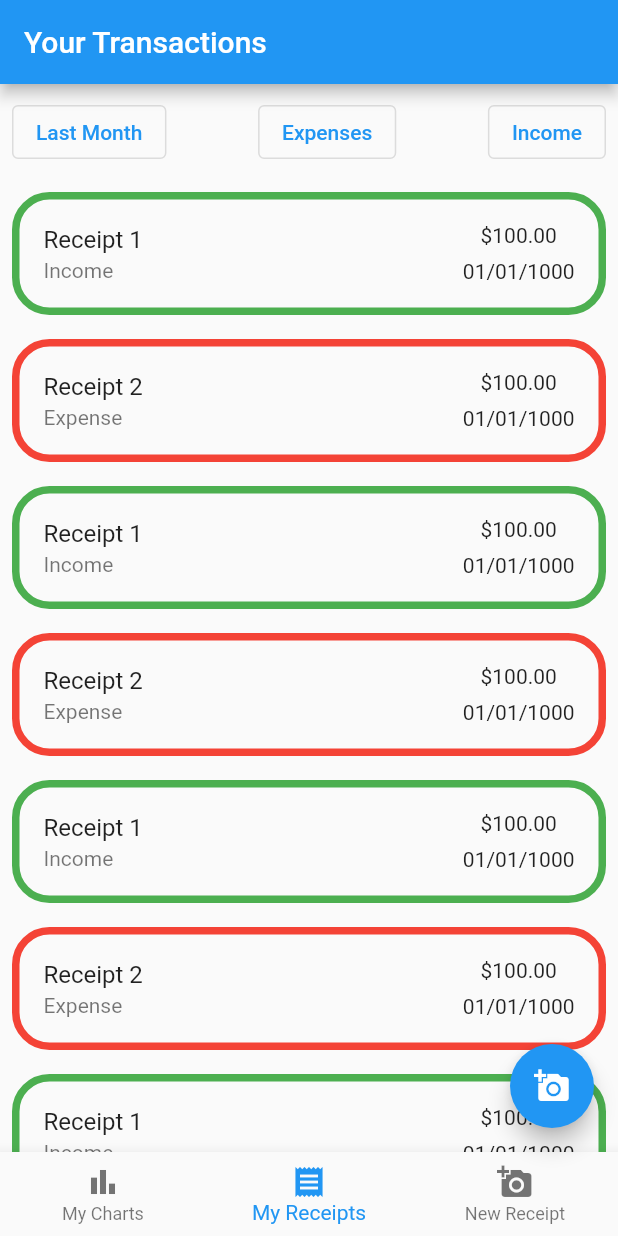
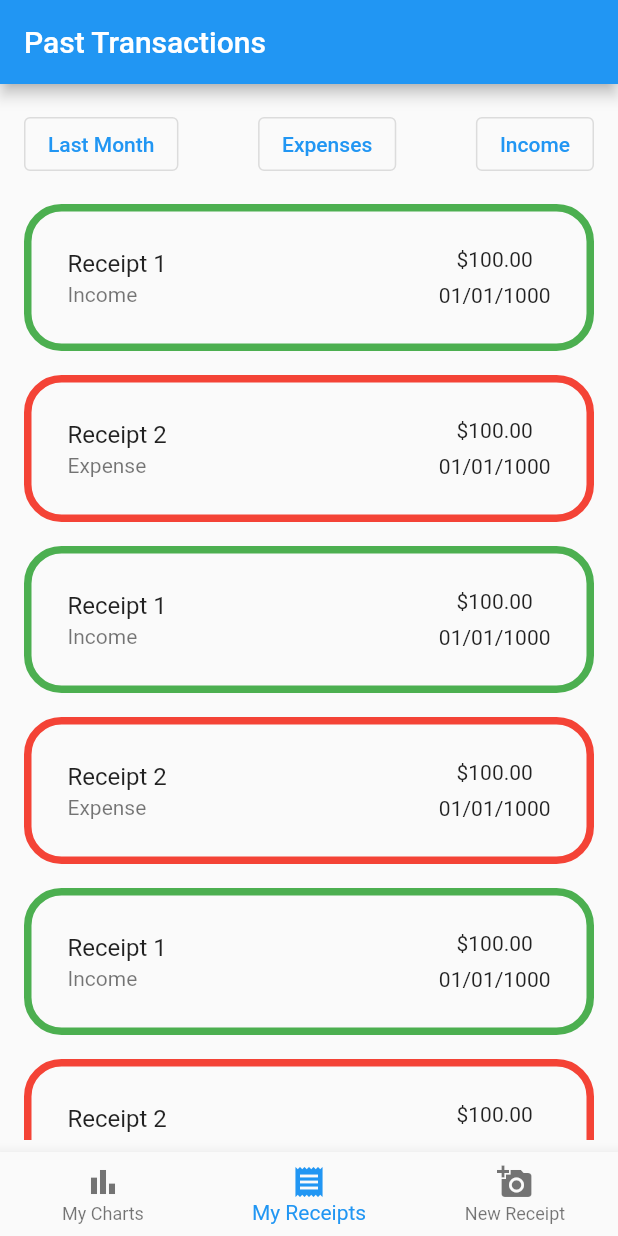
Before and after one commit to jskplf/spending_tracker_client, a Flutter app: the screen it shows after launch, on a phone screen of 412 x 824 dp. Run offline on Flutter 3.47's test engine with Material 2 defaults, Android fonts, the phone set to English and light mode, and no system bars; our stand-ins replace file_picker; missing offline and left inert: text_to_speech.

Commit message:
Fixed the navigaton in the application and started trying to fix the bottom nav bar

```diff
--- a/lib/main.dart
+++ b/lib/main.dart
@@ -1,4 +1,5 @@
 import 'package:flutter/material.dart';
+import 'package:spending_tracker/widgets/base_scaffold.dart';
 import './views/views.dart';
 
 void main() {
@@ -23,7 +24,6 @@ class MyApp extends StatelessWidget {
         /// navigate to
         '/transactions': (context) => const TransactionView(),
         '/camera': (context) => const ImageLoaderView(),
-        '/addTransaction': (context) => const AddTransactionView(),
         '/receipt': (context) => const ReceiptView(),
         // '/charts'
       },
--- a/lib/views/add_transaction_view.dart
+++ b/lib/views/add_transaction_view.dart
@@ -9,9 +9,6 @@ class AddTransactionView extends StatelessWidget {
 
   @override
   Widget build(BuildContext context) {
-    return const BaseScaffold(
-      title: 'Add A Transaction',
-      body: Text('Not Ready Yet'),
-    );
+    return Text('Not Ready Yet');
   }
 }
--- a/lib/views/transaction_view.dart
+++ b/lib/views/transaction_view.dart
@@ -41,9 +41,15 @@ class _TransactionViewState extends State<TransactionView> {
   ];
   @override
   Widget build(BuildContext context) {
-    return BaseScaffold(
-      title: 'Your Transactions',
-      body: Column(
+    return Scaffold(
+      appBar: AppBar(
+          title: Readable(
+        text: 'Past Transactions',
+      )),
+      bottomNavigationBar: CustomNavBar(),
+      body: Padding(
+        padding: const EdgeInsets.all(8.0),
+        child: Column(
           children: [
             const Center(
               child: TransactionFiltersBar(),
@@ -54,6 +60,7 @@ class _TransactionViewState extends State<TransactionView> {
               transactions: transactions,
             )
           ],
+        ),
       ),
     );
   }
@@ -73,8 +80,7 @@ class TransactionListView extends StatelessWidget {
 
   @override
   Widget build(BuildContext context) {
-    return Flexible(
-      child: Scrollbar(
+    return Expanded(
       child: ListView(
         shrinkWrap: true,
         children: [
@@ -100,12 +106,16 @@ class TransactionListView extends StatelessWidget {
           ReadableTile(transaction: transactions[1]),
         ],
       ),
-      ),
     );
   }
 }
 
 class ReadableTile extends StatelessWidget {
+  /// Tile where all text is read when click each part individually
+  /// this means that only the part that tapped will be read
+  /// each tile will send the user to the reciept's detail page
+  ///Tiles have different colors depending on their category type
+
   const ReadableTile({
     Key? key,
     required this.transaction,
@@ -136,6 +146,8 @@ class ReadableTile extends StatelessWidget {
                   ? Colors.red
                   : Colors.green),
         ),
+        child: Padding(
+          padding: const EdgeInsets.all(8.0),
           child: ListTile(
             title: Readable(text: transaction['description']!),
             subtitle: Readable(text: transaction['transaction_category']!),
@@ -149,6 +161,7 @@ class ReadableTile extends StatelessWidget {
             onTap: () {
               Navigator.pushNamed(context, '/receipt', arguments: transaction);
             },
+          ),
         ),
       ),
     );
--- a/lib/widgets/base_scaffold.dart
+++ b/lib/widgets/base_scaffold.dart
@@ -1,67 +1,40 @@
 import 'package:flutter/material.dart';
+import 'package:spending_tracker/views/views.dart';
 
-import 'widgets.dart';
-
-class BaseScaffold extends StatefulWidget {
-  /// This is the scaffold that all screens of the application use
-  /// This ensures that all Screens are fully interactive. This means that
-  /// users will be able to magnify any part of the application
-  /// TODO figure out a quick way to take users out of zoom mode
-  const BaseScaffold({
-    required this.title,
-    required this.body,
-    this.footer,
-    Key? key,
-  }) : super(key: key);
-
-  final String title;
-  final Widget body;
-  final List<Widget>? footer;
+class CustomNavBar extends StatefulWidget {
+  const CustomNavBar({Key? key}) : super(key: key);
 
   @override
-  State<BaseScaffold> createState() => _BaseScaffoldState();
+  State<CustomNavBar> createState() => _CustomNavBarState();
 }
 
-class _BaseScaffoldState extends State<BaseScaffold> {
-  int _index = 1; // Start on The transaction screen
+class _CustomNavBarState extends State<CustomNavBar> {
+  int _index = 1; // index of current window
 
   @override
   Widget build(BuildContext context) {
-    return Scaffold(
-      appBar: AppBar(
-        title: Readable(text: widget.title),
-      ),
-      body: widget.body,
-      floatingActionButton: FloatingActionButton(
-        child: Icon(
-          Icons.add_a_photo,
-        ),
-        onPressed: () {
-          Navigator.pushNamed(context, '/camera');
-        },
-      ),
-      bottomNavigationBar: BottomNavigationBar(
+    return BottomNavigationBar(
       onTap: ((value) {
+        int pre = _index;
         setState(() {
           _index = value;
+          if (value == pre) {
+          } else if (value == 1) {
+            Navigator.push(
+              context,
+              MaterialPageRoute(
+                builder: (context) => const TransactionView(),
+              ),
+            );
+          } else if (value == 2) {
+            Navigator.push(
+              context,
+              MaterialPageRoute(
+                builder: (context) => const ImageLoaderView(),
+              ),
+            );
+          }
         });
-          if (value == 0) {
-            /// TODO Go to chart screen
-            // Navigator.pushNamed(context, routeName)
-
-          } else if (value == 1) {
-            /// Go to the transaction view and change the
-            /// active icon of the nav bar
-
-            Navigator.pushNamed(context, '/transactions');
-
-            /// Go to the image loading screen
-          } else if (value == 2) {
-            setState(() {
-              _index = value;
-            });
-            Navigator.pushNamed(context, '/camera');
-          }
       }),
       currentIndex: _index,
       items: const [
@@ -72,7 +45,6 @@ class _BaseScaffoldState extends State<BaseScaffold> {
         BottomNavigationBarItem(
             icon: Icon(Icons.add_a_photo), label: 'New Receipt'),
       ],
-      ),
     );
   }
 }
```
Also changed, not shown: lib/views/image_loader_view.dart (+18 -13 lines), lib/views/receipt_view.dart (+6 -2 lines), 1 other file. Lines whose indentation alone changed are shown as unchanged.
